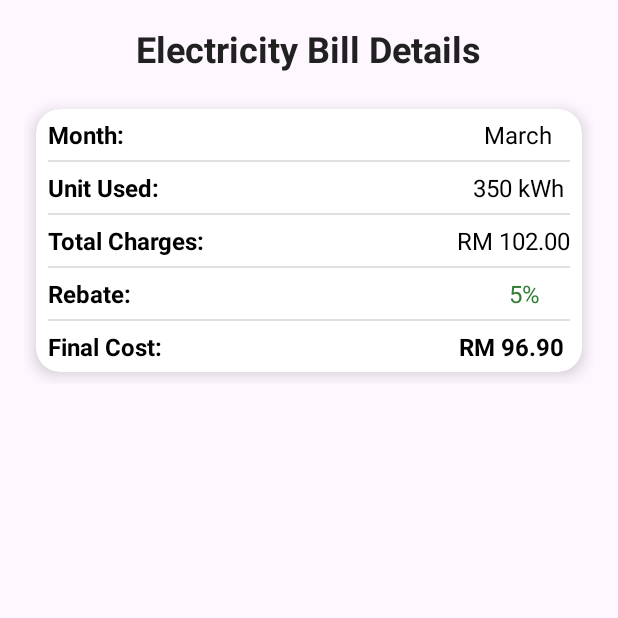
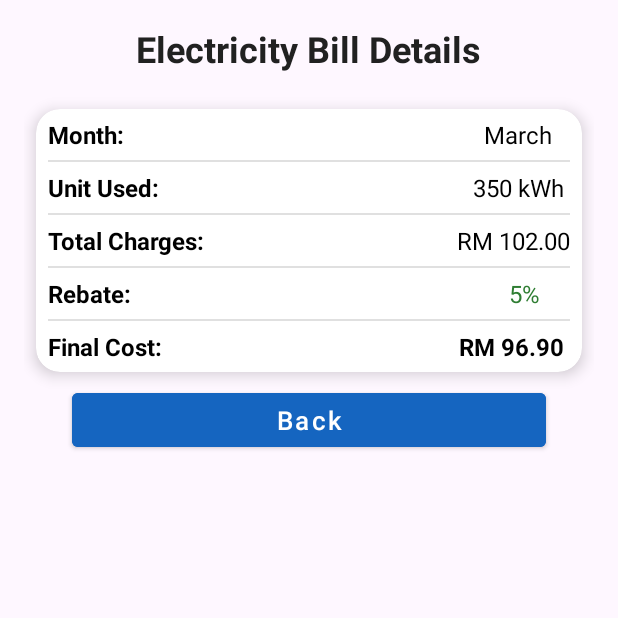
Before and after one commit to MFikriHafiz/ICT602-Individual-Assignment, an Android app: the DetailActivity screen opened directly, with no data from a screen before it, on a phone screen of 412 x 824 dp, the top half of it. Run offline under Robolectric (Android 15) with nearby library versions, the phone set to English and light mode, and no system bars.

Commit message:
ICT602-Individual Assignment_MUHAMMAD FIKRI HAFIZ BIN ZAHARIN_2023384837

```diff
--- a/app/src/main/java/com/example/electricitybillestimator/DetailActivity.java
+++ b/app/src/main/java/com/example/electricitybillestimator/DetailActivity.java
@@ -1,6 +1,7 @@
 package com.example.electricitybillestimator;
 
 import android.os.Bundle;
+import android.widget.Button;
 import android.widget.TextView;
 import androidx.appcompat.app.AppCompatActivity;
 
@@ -21,6 +22,9 @@ public class DetailActivity extends AppCompatActivity {
         txtDetailRebate = findViewById(R.id.txtDetailRebate);
         txtDetailFinal = findViewById(R.id.txtDetailFinal);
 
+        Button btnBack = findViewById(R.id.btnBack);
+        btnBack.setOnClickListener(v -> finish());
+
         Bill bill = (Bill) getIntent().getSerializableExtra("bill");
 
         if (bill != null) {
--- a/app/src/main/res/layout/activity_detail.xml
+++ b/app/src/main/res/layout/activity_detail.xml
@@ -163,4 +163,19 @@
 
         </LinearLayout>
     </androidx.cardview.widget.CardView>
+
+    <com.google.android.material.button.MaterialButton
+        android:id="@+id/btnBack"
+        android:layout_width="match_parent"
+        android:layout_height="wrap_content"
+        android:text="Back"
+        android:textAllCaps="false"
+        android:textSize="17sp"
+        android:layout_marginHorizontal="32dp"
+        android:layout_marginBottom="24dp"
+        android:backgroundTint="@color/colorPrimary"
+        android:textColor="@android:color/white"
+        android:iconTint="@android:color/white"
+        style="@style/Widget.MaterialComponents.Button"
+        />
 </LinearLayout>
```
